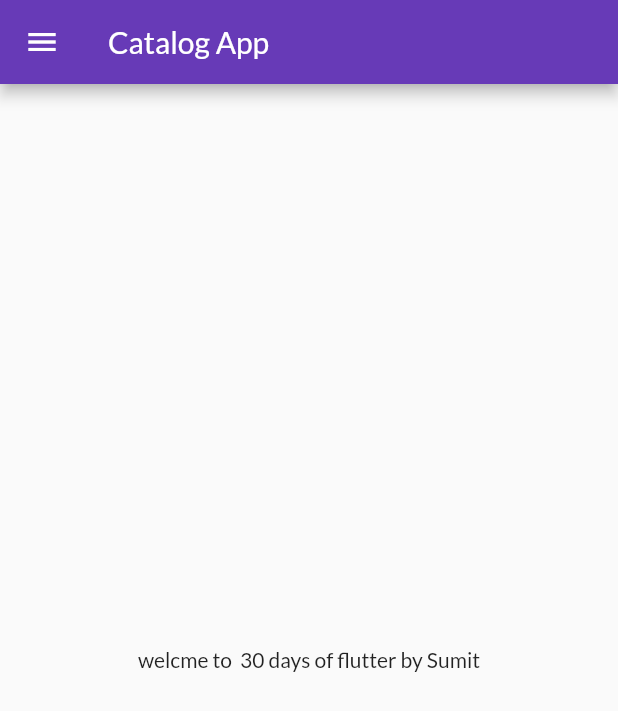
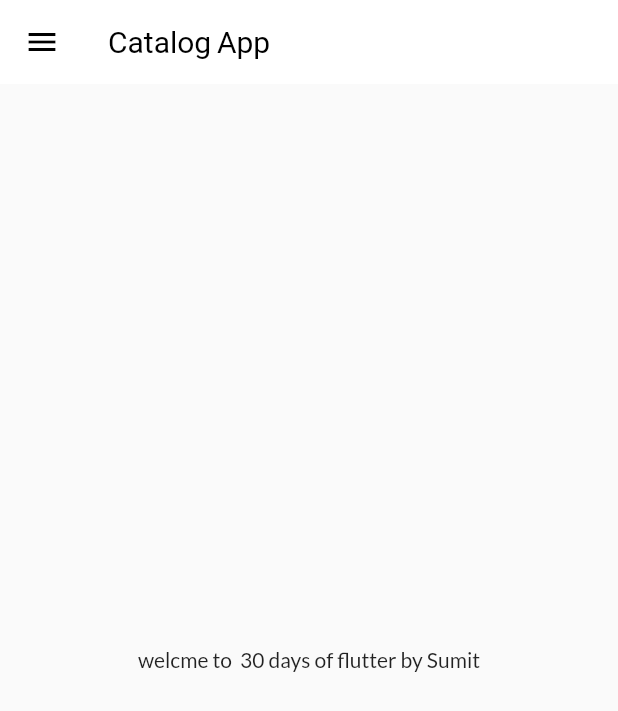
Before and after one commit to sumit2060049/30daysofflutter, a Flutter app: the screen it shows after launch, on a phone screen of 412 x 824 dp. Shown: the top 711 px of the screen. Run offline on Flutter 3.47's test engine with Material 2 defaults, Android fonts, the phone set to English and light mode, and no system bars; our stand-ins replace google_fonts.

Commit message:
themes extracted

```diff
--- a/lib/main.dart
+++ b/lib/main.dart
@@ -1,8 +1,10 @@
 import 'package:flutter/material.dart'; //we need material libreary,or we can use curpertion library or widgets library.
 import 'package:flutter_application_1/utils/routes.dart';
+import 'package:flutter_application_1/widgets/themes.dart';
 import 'pages/login_page.dart';
 import 'pages/home_page.dart';
 import 'package:google_fonts/google_fonts.dart';
+import 'widgets/themes.dart';
 
 //import 'package:flutter_application_1/home_page.dart';
 
@@ -21,14 +23,10 @@ class MyApp extends StatelessWidget {
     return MaterialApp(
       //home: HomePage(),
       themeMode: ThemeMode.light,
-      theme: ThemeData(
-          primarySwatch: Colors.deepPurple,
-          fontFamily: GoogleFonts.lato().fontFamily),
+      theme: MyTheme.lightTheme,
+
       //debugShowCheckedModeBanner: false,
-      darkTheme: ThemeData(
-        brightness: Brightness.dark,
-        primarySwatch: Colors.red,
-      ),
+      darkTheme: MyTheme.DarkTheme,
       //initialRoute: "/home",
       initialRoute: MyRoutes.homeRoute,
       routes: {
--- /dev/null
+++ b/lib/widgets/themes.dart
@@ -0,0 +1,18 @@
+import 'package:flutter/material.dart';
+import 'package:google_fonts/google_fonts.dart';
+
+class MyTheme {
+  static ThemeData get lightTheme => ThemeData(
+      primarySwatch: Colors.deepPurple,
+      fontFamily: GoogleFonts.lato().fontFamily,
+      appBarTheme: AppBarTheme(
+        color: Colors.white,
+        elevation: 0.0,
+        iconTheme: IconThemeData(color: Colors.black),
+        titleTextStyle: TextStyle(color: Colors.black, fontSize: 20),
+      ));
+
+  static ThemeData get DarkTheme => ThemeData(
+        brightness: Brightness.dark,
+      );
+}
```
